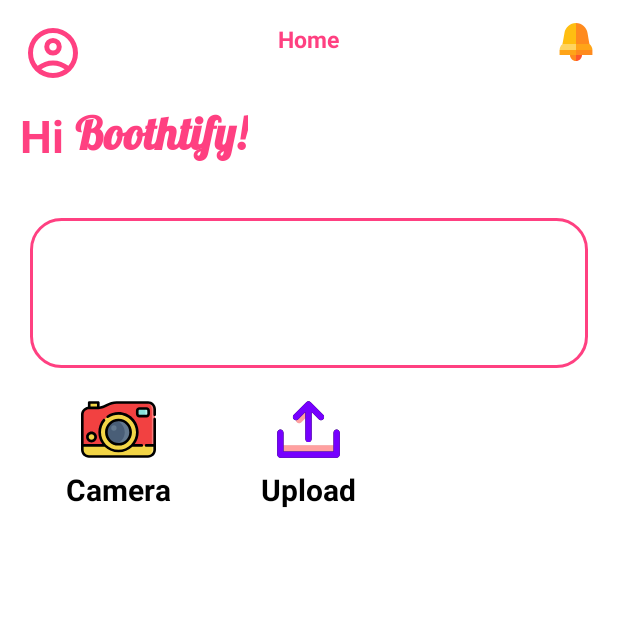
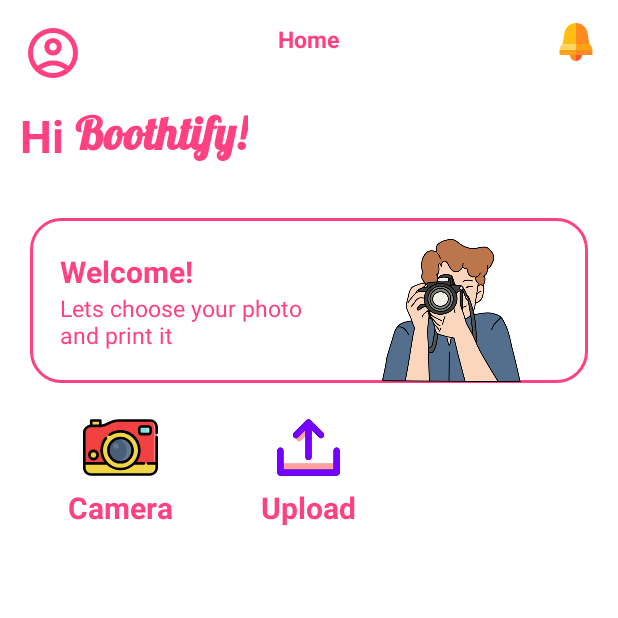
Before and after one commit to Rakhasptro/BelajarAndroidStudio, an Android app: the screen it shows after launch once a user with an empty profile is signed in (MainActivity), on a phone screen of 412 x 824 dp, the top half of it. Run offline under Robolectric (Android 15) with nearby library versions, the phone set to English and light mode, and no system bars; our stand-ins replace Firebase (no records; nobody signed in at launch, a user with empty details on screens opened directly).

Commit message:
update main

```diff
--- a/app/src/main/res/layout/activity_main.xml
+++ b/app/src/main/res/layout/activity_main.xml
@@ -76,6 +76,7 @@
             </com.google.android.material.card.MaterialCardView>
         </LinearLayout>
 
+
         <LinearLayout
             android:layout_width="0dp"
             android:layout_height="wrap_content"
@@ -113,7 +114,7 @@
     <ImageView
         android:id="@+id/card_login"
         android:layout_width="0dp"
-        android:layout_height="100dp"
+        android:layout_height="110dp"
         android:layout_marginStart="20dp"
         android:layout_marginEnd="20dp"
         android:layout_marginTop="145dp"
@@ -125,10 +126,53 @@
 
     <LinearLayout
         android:layout_width="match_parent"
+        android:layout_height="110dp"
+        android:layout_marginTop="30dp"
+        android:gravity="fill_horizontal"
+        android:orientation="vertical"
+        android:baselineAligned="false"
+        android:padding="10dp"
+        app:layout_constraintTop_toBottomOf="@id/title_user">
+
+        <TextView
+            android:id="@+id/welcome_main"
+            android:layout_width="match_parent"
+            android:layout_height="wrap_content"
+            android:layout_marginStart="30dp"
+            android:layout_marginEnd="0dp"
+            android:layout_marginTop="12dp"
+            android:text="@string/welcome_main"
+            android:textColor="@color/pink"
+            android:textSize="20sp"
+            android:textStyle="bold"/>
+
+        <TextView
+            android:layout_width="match_parent"
+            android:layout_height="wrap_content"
+            android:layout_marginStart="30dp"
+            android:layout_marginEnd="0dp"
+            android:text="@string/text_welcome"
+            android:textColor="@color/pink"
+            android:textSize="15sp"/>
+    </LinearLayout>
+
+    <ImageView
+        android:layout_width="95dp"
+        android:layout_height="95dp"
+        android:src="@drawable/ic_icon_main"
+        android:layout_marginTop="44dp"
+        android:layout_marginStart="190dp"
+        app:layout_constraintStart_toStartOf="parent"
+        app:layout_constraintEnd_toEndOf="parent"
+        app:layout_constraintTop_toBottomOf="@id/title_user" />
+
+
+    <LinearLayout
+        android:layout_width="match_parent"
         android:layout_height="wrap_content"
         android:gravity="center_vertical"
         android:orientation="horizontal"
-        android:padding="16dp"
+        android:padding="18dp"
         android:weightSum="3"
         android:baselineAligned="false"
         app:layout_constraintTop_toBottomOf="@id/card_login">
@@ -153,7 +197,7 @@
                 android:layout_height="wrap_content"
                 android:layout_marginTop="1dp"
                 android:text="@string/cam"
-                android:textColor="@color/black"
+                android:textColor="@color/pink"
                 android:textSize="20sp"
                 android:textStyle="bold" />
         </LinearLayout>
@@ -178,7 +222,7 @@
                 android:layout_height="wrap_content"
                 android:layout_marginTop="1dp"
                 android:text="@string/upload_photo"
-                android:textColor="@color/black"
+                android:textColor="@color/pink"
                 android:textSize="20sp"
                 android:textStyle="bold" />
         </LinearLayout>
--- a/app/src/main/res/values/strings.xml
+++ b/app/src/main/res/values/strings.xml
@@ -1,15 +1,17 @@
 <resources>
-    <string name="app_name">My App</string>
+    <string name="app_name">Ystrip</string>
     <string name="lable_name">Boothtify</string>
     <string name="Button_text">Hitung</string>
     <string name="createAccount">Create Account</string>
     <string name="Login">Log In</string>
     <string name="Username">Username</string>
     <string name="Password">Password</string>
-    <string name="welcome">Welcome =)</string>
+    <string name="welcome">Welcome =)</string>et's choose your photo and print it
     <string name="subTitle">Hi there!! \nCome in and start creating Turn your spontaneous moments into stylish photos and share your joy with us</string>
     <string name="back_btn">&lt; Back</string>
-    <string name="welcome_back">Welcome Back</string>
+    <string name="welcome_main">Welcome!</string>
+    <string name="welcome_back">Welcome back!</string>"
+    <string name="text_welcome">Lets choose your photo \nand print it</string>
     <string name="subTitle_welcome_back">New memories await \nLog in and start capturing your unforgettable moments</string>
     <string name="enter_email">Enter Email</string>
     <string name="password">Password</string>
```
Also changed, not shown: app/src/main/res/drawable/ic_icon_main.webp (added).
